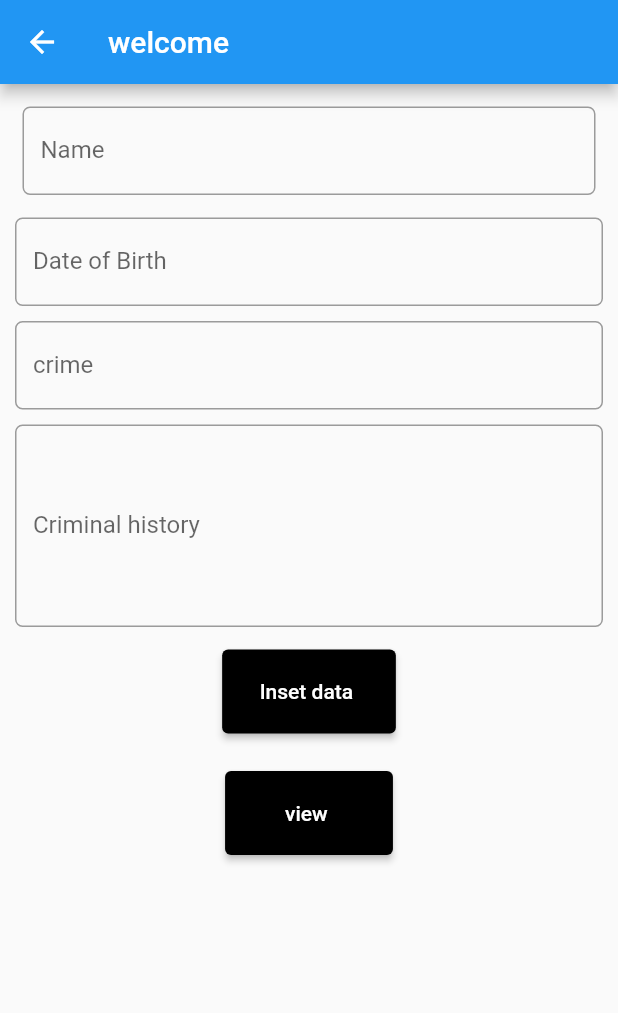
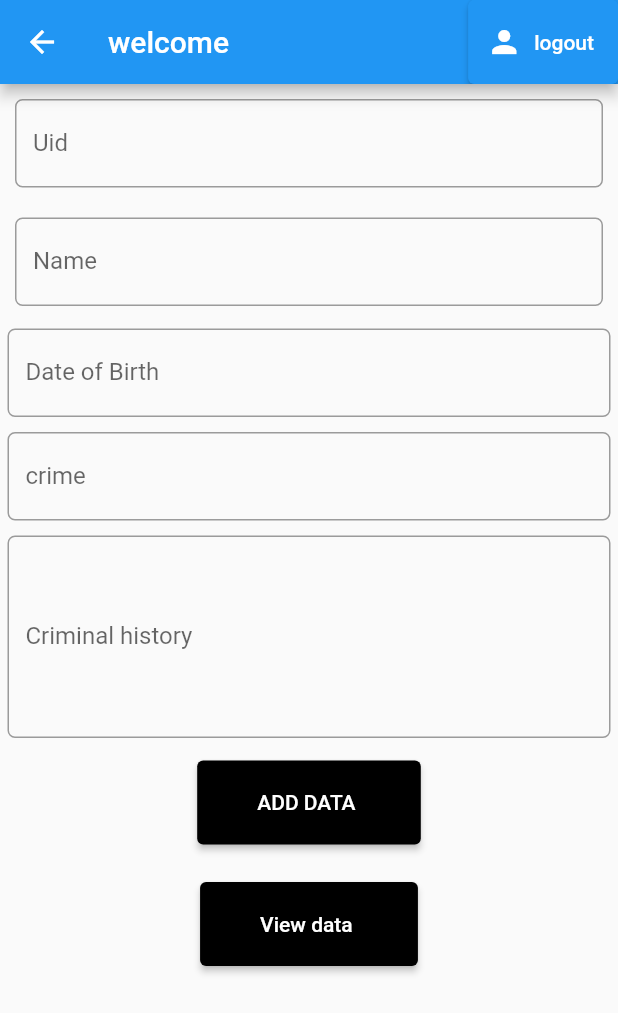
Before and after one commit to RehanQazi76/CRIMINAL-IDENTIFIER, a Flutter app: the InputForm screen opened directly, on a phone screen of 412 x 824 dp. Shown: the top 1013 px of the screen. Run offline on Flutter 3.47's test engine with Material 2 defaults, Android fonts, the phone set to English and light mode, and no system bars; our stand-ins replace cloud_firestore, firebase_auth, firebase_core, fluttertoast; accounts and stored records are empty.

Commit message:
input form done

```diff
--- a/lib/main.dart
+++ b/lib/main.dart
@@ -27,9 +27,9 @@ class Home extends StatelessWidget {
               TextFormField(
 
               ),
-              Container(
-                child:const Image(image: AssetImage("images/pic1.jpg"),),
-              ),
+              const SizedBox(height:30 , width: 20,),
+                 const Image(image: AssetImage("images/pic1.jpg"),),
+
               ElevatedButton(
                 style: ElevatedButton.styleFrom(
                   primary: CupertinoColors.black,
--- a/lib/model/user_model.dart
+++ b/lib/model/user_model.dart
@@ -1,3 +1,4 @@
+import 'package:criminal_identifier/services/database.dart';
 class UserModel {
   String? uid;
   String? email;
--- a/lib/screens/input_form.dart
+++ b/lib/screens/input_form.dart
@@ -1,7 +1,9 @@
 // ignore_for_file: non_constant_identifier_names
-
+import 'package:criminal_identifier/screens/display.dart';
+import 'package:fluttertoast/fluttertoast.dart';
 import 'package:cloud_firestore/cloud_firestore.dart';
 import 'package:criminal_identifier/screens/upload.dart';
+import 'package:criminal_identifier/services/database.dart';
 import 'package:firebase_auth/firebase_auth.dart';
 import 'package:flutter/cupertino.dart';
 import 'package:flutter/material.dart';
@@ -14,46 +16,38 @@ class InputForm extends StatefulWidget {
 
 class _State extends State<InputForm> {
   TextEditingController name = TextEditingController();
+  TextEditingController Uid = TextEditingController();
   TextEditingController DoB = TextEditingController();
   TextEditingController crime = TextEditingController();
   TextEditingController CHistory = TextEditingController();
-  var _formKey = GlobalKey<FormState>();
-  addData() {
-    Map<String, dynamic> demodata = {
-      "name": name,
-      "Date of birth": DoB,
-      "crime": crime,
-      "criminal history": CHistory,
-    };
-    CollectionReference collectionReference =
-        FirebaseFirestore.instance.collection('Database');
-    collectionReference.add(demodata);
-  }
-
-  fetchData() {
-    CollectionReference collectionReference =
-        FirebaseFirestore.instance.collection('Database');
-    collectionReference.snapshots().listen((snapshot) {
-      setState(() {
-        Map<String, dynamic> Database = snapshot.docs[0].data();
-      });
-    });
-  }
-
   @override
   Widget build(BuildContext context) {
     return Scaffold(
         appBar: AppBar(
           title: const Text('welcome '),
+          actions: <Widget>[
+            ElevatedButton.icon(
+                onPressed: () {},
+                icon: Icon(Icons.person),
+                label: Text("logout"))
+          ],
         ),
-      body: Form(
-        key: _formKey,
-        child: Padding(
-          padding: EdgeInsets.all(5),
-          child: ListView(
-            children: <Widget>[
+        body: ListView(
+          children: [
             Padding(
-                padding: EdgeInsets.all(10),
+              padding: const EdgeInsets.all(10),
+              child: TextFormField(
+                keyboardType: TextInputType.text,
+                controller: Uid,
+                decoration: InputDecoration(
+                    labelText: 'Uid',
+                    hintText: 'enter a unique Uid',
+                    border: OutlineInputBorder(
+                        borderRadius: BorderRadius.circular(5.0))),
+              ),
+            ),
+            Padding(
+              padding: const EdgeInsets.all(10),
               child: TextFormField(
                 keyboardType: TextInputType.name,
                 controller: name,
@@ -112,15 +106,15 @@ class _State extends State<InputForm> {
                       primary: CupertinoColors.black,
                       onPrimary: CupertinoColors.white,
                       padding: const EdgeInsets.symmetric(
-                              horizontal: 25, vertical: 20),
+                          horizontal: 40, vertical: 20),
                     ),
-                        child: const Text('Inset data '),
+                    child: const Text('ADD DATA '),
                     onPressed: () {
-                          setState(() {
-                            // _insertinfo();
-                            addData();
-                          });
-                        })),
+                      Fluttertoast.showToast(msg: "Data Sucsessfully added");
+                      FireBaseServices().addUser(
+                         Uid.text, name.text, DoB.text, crime.text, CHistory.text);
+                    }),
+              ),
             ),
             Padding(
               padding: EdgeInsets.only(
@@ -135,15 +129,15 @@ class _State extends State<InputForm> {
                       padding: const EdgeInsets.symmetric(
                           horizontal: 40, vertical: 20),
                     ),
-                        child: const Text('view '),
-                        onPressed: fetchData)),
+                    child: const Text('View data '),
+                    onPressed: () {
+                      Navigator.push(
+                    context,
+                    MaterialPageRoute(builder: (context) => display(),));
+                    }),
+              ),
             ),
           ],
-          ),
-        ),
-      ),
-    );
+        ));
   }
 }
-
-// String _insertinfo() {}
--- a/lib/screens/registration_screen.dart
+++ b/lib/screens/registration_screen.dart
@@ -173,7 +173,11 @@ class _RegistrationScreenState extends State<RegistrationScreen> {
           minWidth: MediaQuery.of(context).size.width,
           onPressed: () {
             signUp(emailEditingController.text, passwordEditingController.text);
-            screen();
+             Navigator.push(
+                    context,
+                    MaterialPageRoute(builder: (context) => const screen()),
+                  );
+
           },
           child: Text(
             "SignUp",
--- a/lib/screens/upload.dart
+++ b/lib/screens/upload.dart
@@ -11,6 +11,9 @@ class screen extends StatelessWidget {
     return Scaffold(
       appBar: AppBar(
         title: const Text('welcome '),
+         actions: <Widget>[
+          ElevatedButton.icon(onPressed: (){}, icon: Icon(Icons.person), label: Text("Logout"))
+        ],
       ),
       body: Center(
         child: Container(
--- /dev/null
+++ b/lib/services/database.dart
@@ -0,0 +1,18 @@
+import 'package:cloud_firestore/cloud_firestore.dart';
+
+class FireBaseServices {
+  var db = FirebaseFirestore.instance.collection("user");
+
+  Future<void> addUser(String Uid,String name, String DoB ,String crime ,String CHistory ) {
+      // Call the user's CollectionReference to add a new user
+      return db.add({
+           "Uid":Uid,
+            "name": name,
+            "DateOfBirth": DoB,
+            "crime": crime,
+            "criminalHistory": CHistory,
+          })
+          .then((value) => print("User Added"))
+          .catchError((error) => print("Failed to add user: $error"));
+    }
+}
```
Also changed, not shown: lib/screens/display.dart (added, +93 -0 lines), lib/services/auth.dart (added, +69 -0 lines), pubspec.yaml (+12 -21 lines), undo.txt (added, +135 -0 lines), pubspec.lock. Lines whose indentation alone changed are shown as unchanged.
